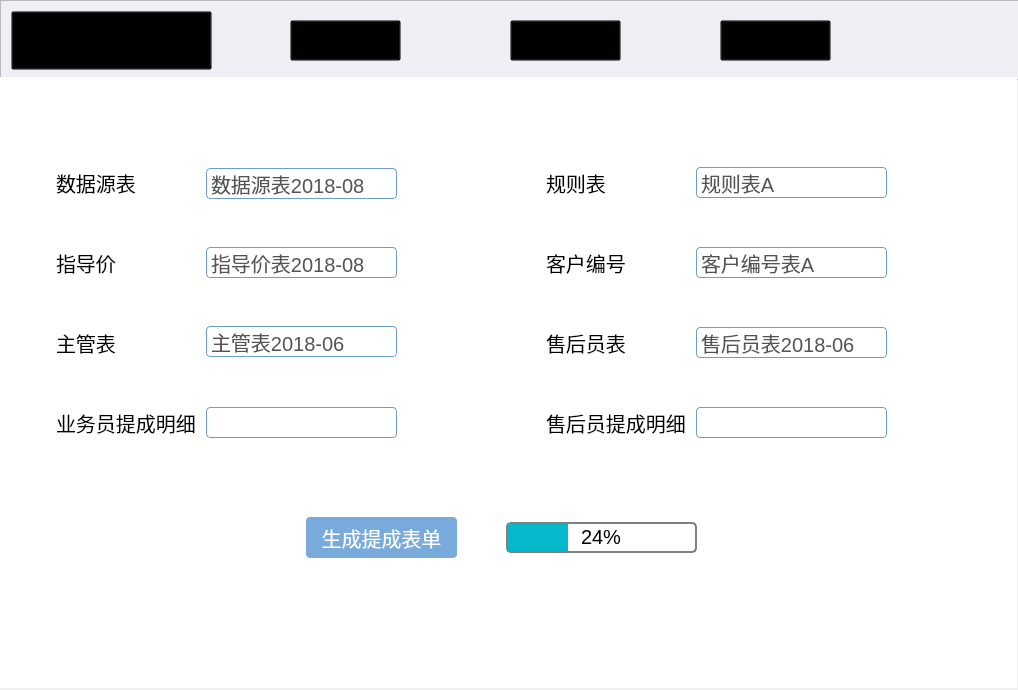
This is manage_widget.ui in Excel-Plugin/CommissionERP as Qt 5 draws it before an edit. The edited form follows.
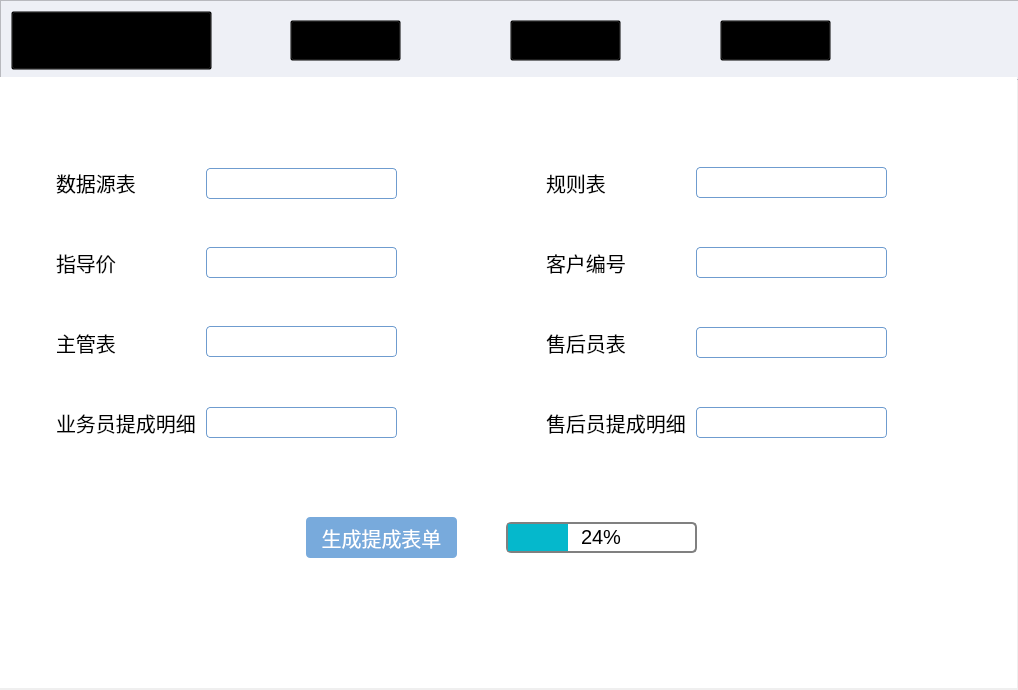
This is the edited form. The open tabs and pages were chosen to show the change. Icons and pictures are not drawn.

Commit message: 将业务表生成页面的ComboBox与数据库关联起来了

Patch:
```diff
--- a/manage_widget.ui
+++ b/manage_widget.ui
@@ -552,21 +552,6 @@
        <height>31</height>
       </rect>
      </property>
-     <item>
-      <property name="text">
-       <string>数据源表2018-08</string>
-      </property>
-     </item>
-     <item>
-      <property name="text">
-       <string>数据源表2018-07</string>
-      </property>
-     </item>
-     <item>
-      <property name="text">
-       <string>数据源表2018-06</string>
-      </property>
-     </item>
     </widget>
     <widget class="QComboBox" name="ruleComboBox">
      <property name="geometry">
@@ -577,11 +562,6 @@
        <height>31</height>
       </rect>
      </property>
-     <item>
-      <property name="text">
-       <string>规则表A</string>
-      </property>
-     </item>
     </widget>
     <widget class="QComboBox" name="comboBox_3">
      <property name="geometry">
@@ -592,11 +572,6 @@
        <height>31</height>
       </rect>
      </property>
-     <item>
-      <property name="text">
-       <string>售后员表2018-06</string>
-      </property>
-     </item>
     </widget>
     <widget class="QComboBox" name="comboBox_4">
      <property name="geometry">
@@ -607,11 +582,6 @@
        <height>31</height>
       </rect>
      </property>
-     <item>
-      <property name="text">
-       <string>主管表2018-06</string>
-      </property>
-     </item>
     </widget>
     <widget class="QPushButton" name="pushButton">
      <property name="geometry">
@@ -673,11 +643,6 @@
        <height>31</height>
       </rect>
      </property>
-     <item>
-      <property name="text">
-       <string>指导价表2018-08</string>
-      </property>
-     </item>
     </widget>
     <widget class="QLabel" name="label_7">
      <property name="geometry">
@@ -701,11 +666,6 @@
        <height>31</height>
       </rect>
      </property>
-     <item>
-      <property name="text">
-       <string>客户编号表A</string>
-      </property>
-     </item>
     </widget>
     <widget class="QLabel" name="label_8">
      <property name="geometry">
```
Left out of the diff: 14 changed lines with no effect on the pictures. The commit also changes 2 other files.
